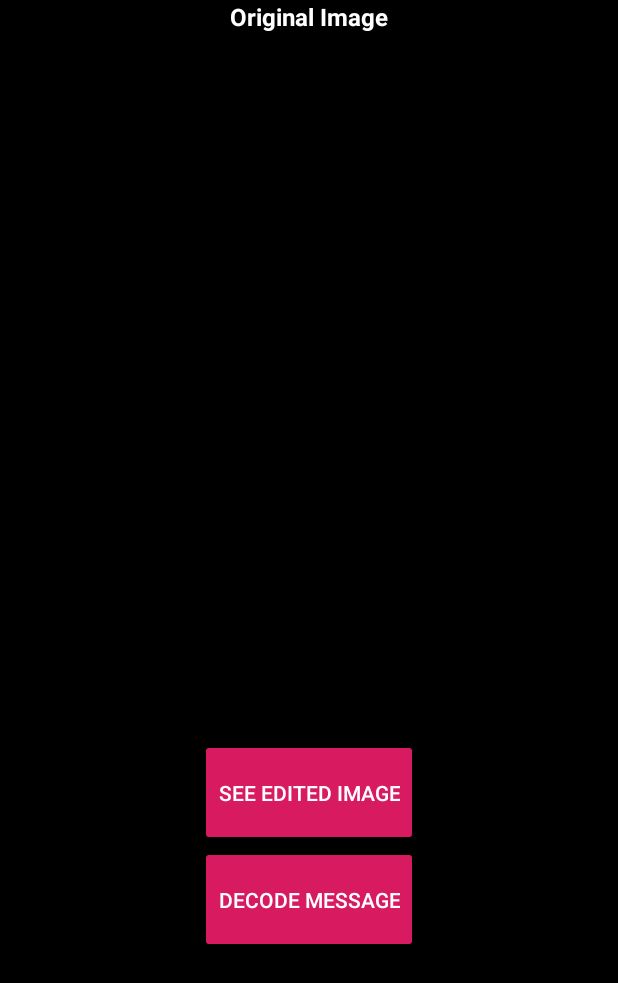
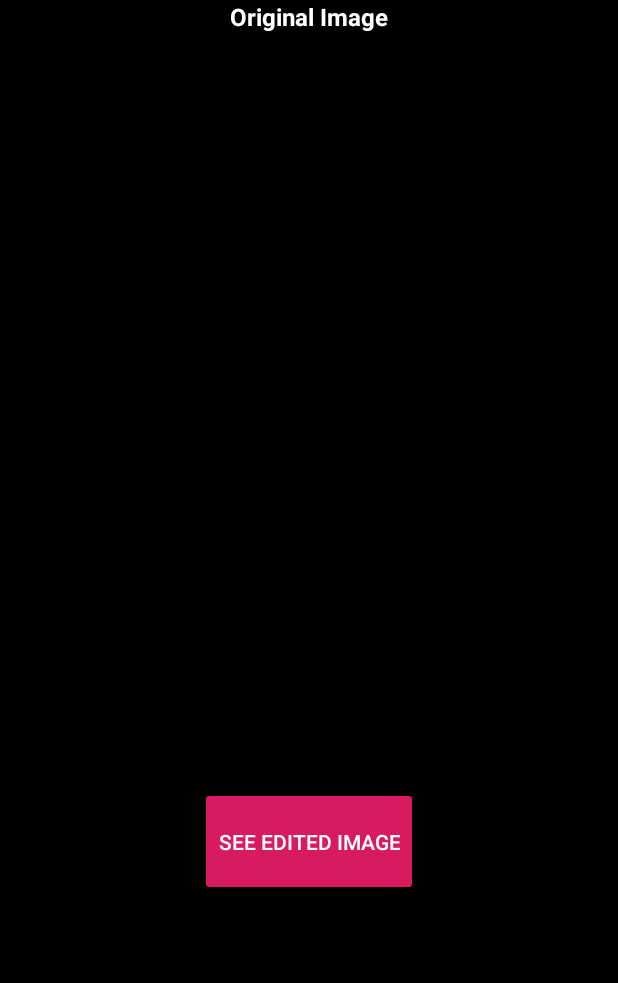
Before and after one commit to richardmakarchuk/StenographyApp, an Android app: the layout compare_image_view.xml on its own in the app's theme, with its tools: preview values and no code run, on a phone screen of 412 x 824 dp. Shown: the top 983 px of the screen. Run offline under Robolectric (Android 15) with nearby library versions, the phone set to English and light mode, and no system bars.

Commit message:
Removed decode button. Fixed btn txt not swapping

```diff
--- a/app/src/main/java/com/example/capstone/ImageViewer.java
+++ b/app/src/main/java/com/example/capstone/ImageViewer.java
@@ -33,8 +33,8 @@ public class ImageViewer {
 
     public ImageViewer(final Bitmap bitmap,final Context context){
         this.context = context;
-        this.originalBitmap = bitmap;
-        this.editedBitmap = bitmap;
+        this.originalBitmap = bitmap.copy(Bitmap.Config.ARGB_8888,false);
+        this.editedBitmap = bitmap.copy(Bitmap.Config.ARGB_8888,true);
         inflater = (LayoutInflater) context.getSystemService(Context.LAYOUT_INFLATER_SERVICE);
         view = inflater.inflate(R.layout.image_view,null);
         submitButton = view.findViewById(R.id.submit_button);
@@ -207,10 +207,12 @@ public class ImageViewer {
                 if(position==0){
                     position = 1;
                     imageTitle.setText(R.string.edited_image);
+                    nextButton.setText(R.string.see_original_image);
                 }
                 else{
                     position = 0;
                     imageTitle.setText(R.string.original_image);
+                    nextButton.setText(R.string.see_edited_image);
                 }
             }
         });
--- a/app/src/main/java/com/example/capstone/MainActivity.java
+++ b/app/src/main/java/com/example/capstone/MainActivity.java
@@ -78,8 +78,7 @@ public class MainActivity extends AppCompatActivity {
                         try {
                             final Uri imageUri = data.getData();
                             final InputStream imageStream = getContentResolver().openInputStream(imageUri);
-                            Bitmap selectedImage = BitmapFactory.decodeStream(imageStream);
-                            image = selectedImage.copy(Bitmap.Config.ARGB_8888,true);
+                            image = BitmapFactory.decodeStream(imageStream);
                             Intent intent = new Intent(IMAGE_RECEIVED);
                             sendBroadcast(intent);
 
--- a/app/src/main/res/layout/compare_image_view.xml
+++ b/app/src/main/res/layout/compare_image_view.xml
@@ -36,6 +36,7 @@
         android:id="@+id/decode_message_button"
         android:layout_gravity="center"
         android:text="@string/decode_message"
-        android:layout_weight=".1"/>
+        android:layout_weight=".1"
+        android:visibility="gone"/>
 
 </LinearLayout>
```
